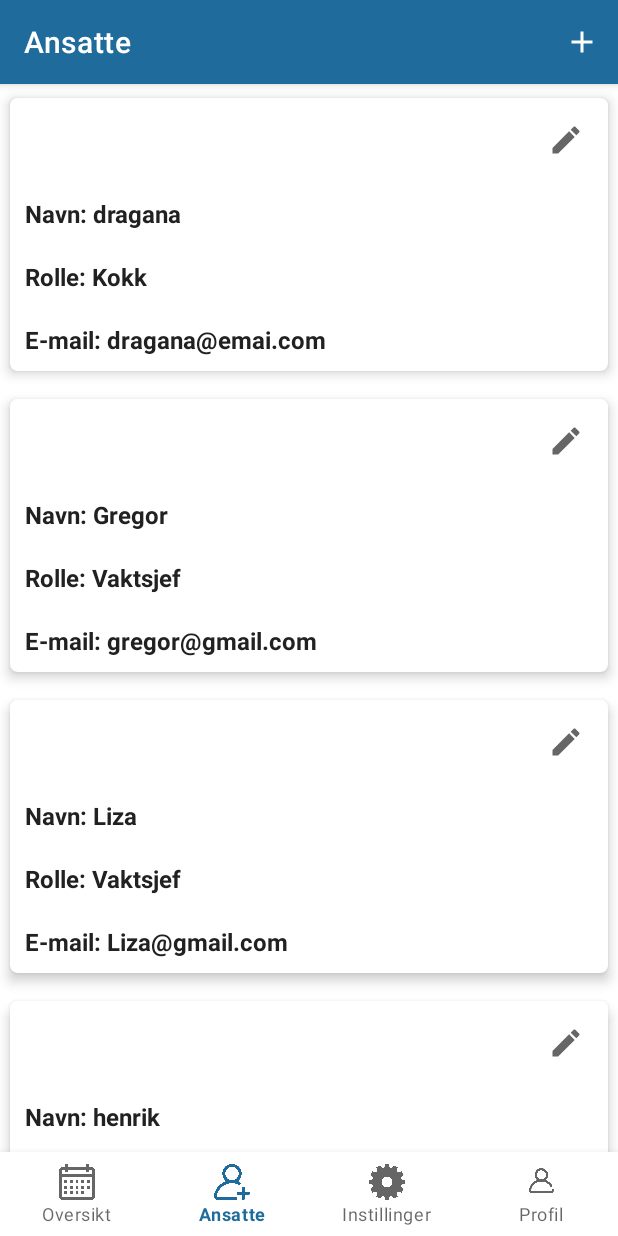
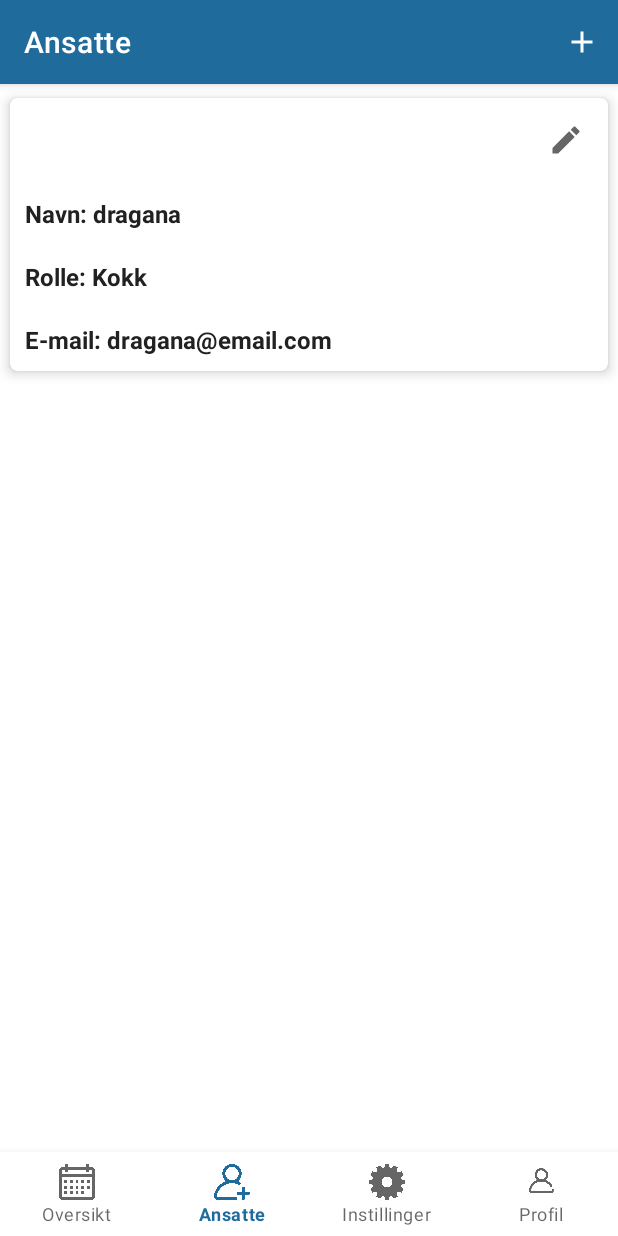
Before and after one commit to lisaantufyeva/IN2000---TEMPS, an Android app: the EmployeesFragment screen opened through its navigation route, on a phone screen of 412 x 824 dp. Run offline under Robolectric (Android 15) with nearby library versions, the phone set to English and light mode, and no system bars; our stand-ins replace Firebase (no records; nobody signed in at launch, a user with empty details on screens opened directly), navigation-ui; network calls fail; 4 statements that could not run were skipped.

Commit message:
Nå kommuniserer alt med databasen. Nå kan man legge inn ansatte under admin-brukere.

```diff
--- a/app/src/main/java/com/example/team31/ui/employees/Ansatt.kt
+++ b/app/src/main/java/com/example/team31/ui/employees/Ansatt.kt
@@ -2,8 +2,15 @@ package com.example.team31.ui.employees
 
 import android.os.Parcel
 import android.os.Parcelable
+import android.provider.ContactsContract
 import kotlinx.android.parcel.Parcelize
+import java.io.Serializable
 
+data class Ansatt(val navn:String?,val email:String?,val rolle:String?):Serializable {
+    constructor() : this("1","e","")
+}
+
+/*
 
 data class Ansatt(
     val navn: String?,
@@ -37,3 +44,4 @@ data class Ansatt(
         }
     }
 }
+*/
--- a/app/src/main/java/com/example/team31/ui/employees/EmployeesFragment.kt
+++ b/app/src/main/java/com/example/team31/ui/employees/EmployeesFragment.kt
@@ -3,11 +3,20 @@ package com.example.team31.ui.employees
 import android.app.Activity
 import android.content.Intent
 import android.os.Bundle
+import android.os.Handler
+import android.util.Log
 import android.view.*
 import androidx.fragment.app.Fragment
+import androidx.fragment.app.activityViewModels
 import androidx.recyclerview.widget.GridLayoutManager
+import com.example.team31.AdminActivity
+import com.example.team31.Bruker
 import com.example.team31.R
+import com.example.team31.authentication.AuthenticationViewModel
 import com.example.team31.databinding.EmployeesFragmentBinding
+import com.google.android.play.core.internal.i
+import kotlinx.coroutines.coroutineScope
+import java.io.Serializable
 
 class EmployeesFragment : Fragment() {
 /*
@@ -17,15 +26,18 @@ class EmployeesFragment : Fragment() {
 
     //private lateinit var employeesViewModel: EmployeesViewModel
 
+    private val model: EmployeesViewModel by activityViewModels()
+
 
     private lateinit var mBinding: EmployeesFragmentBinding
     private var users = mutableListOf<Ansatt>()
+    private lateinit var admin:Bruker
 
     val henrik = Ansatt("henrik", "henrik@gmail.com", "Serviør")
     val lisz = Ansatt("Liza", "Liza@gmail.com", "Vaktsjef")
     val greogor = Ansatt("Gregor", "gregor@gmail.com", "Vaktsjef")
     val katerina = Ansatt("Katerina", "kat@gmail.com", "Vaktsjef")
-    val dragana = Ansatt("dragana", "dragana@emai.com", "Kokk")
+    val dragana = Ansatt("dragana", "dragana@email.com", "Kokk")
 
 
 
@@ -34,12 +46,23 @@ class EmployeesFragment : Fragment() {
     override fun onCreate(savedInstanceState: Bundle?) {
         super.onCreate(savedInstanceState)
         setHasOptionsMenu(true)
+
+        admin = (activity as AdminActivity?)!!.getUser()
+        model.getUsers(admin)
+        users = model.getEmployees()
+        Log.i("message",users.toString())
+
+
     }
 
     override fun onCreateView(
         inflater: LayoutInflater, container: ViewGroup?,
         savedInstanceState: Bundle?
     ): View? {
+        //admin = (activity as AdminActivity?)!!.getUser()
+        //model.getUsers(admin)
+        //users = model.getEmployees()
+       // Log.i("message",users.toString())
 //        employeesViewModel =
 //            ViewModelProvider(this).get(EmployeesViewModel::class.java)
 //        val root = inflater.inflate(R.layout.employees_fragment, container, false)
@@ -57,19 +80,22 @@ class EmployeesFragment : Fragment() {
     override fun onViewCreated(view: View, savedInstanceState: Bundle?) {
         super.onViewCreated(view, savedInstanceState)
 
-
         add(dragana)
-        add(greogor)
-        add(lisz)
-        add(henrik)
+        //add(greogor)
+        //add(lisz)
+        //add(henrik)
 
         // Set the LayoutManager that this RecyclerView will use.
         mBinding.rvAnsattList.layoutManager = GridLayoutManager(requireActivity(), 1)
         // Adapter class is initialized and list is passed in the param.
-        val emAdapter = EmployeeAdapter(this@EmployeesFragment, users)
+        Handler().postDelayed({
+            val emAdapter = EmployeeAdapter(this@EmployeesFragment, users)
+            mBinding.rvAnsattList.adapter = emAdapter
+            emAdapter.notifyDataSetChanged()
+        }, 50)
 
-        mBinding.rvAnsattList.adapter = emAdapter
-        emAdapter.notifyDataSetChanged()
+
+
 
 
 
@@ -91,10 +117,17 @@ class EmployeesFragment : Fragment() {
 
         when (item.itemId) {
             R.id.action_add_employee -> {
-                startActivity(Intent(requireActivity(), LeggTilRedigerAnsatt::class.java))
+                //startActivity(Intent(requireActivity(), LeggTilRedigerAnsatt::class.java))
+                startActivity1(admin)
                 return true
             }
         }
         return super.onOptionsItemSelected(item)
     }
+
+    fun startActivity1(user:Bruker){
+        val intent = Intent(requireContext(), LeggTilRedigerAnsatt::class.java)
+        intent.putExtra("User", user as Serializable)
+        startActivity(intent)
+    }
 }
```
Also changed, not shown: app/src/main/java/com/example/team31/ui/employees/EmployeesViewModel.kt (+49 -1 lines), app/src/main/java/com/example/team31/ui/employees/LeggTilRedigerAnsatt.kt (+20 -4 lines), app/src/main/res/layout/profile_fragment.xml (+9 -6 lines), app/src/main/res/drawable/edit.png (added).
